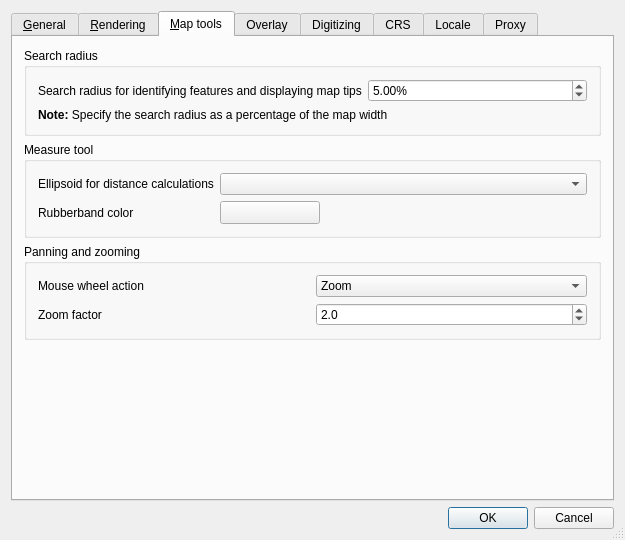
First picture: the form in qgis/src/ui/qgsoptionsbase.ui, repository sourcepole/qgis, before the edit.
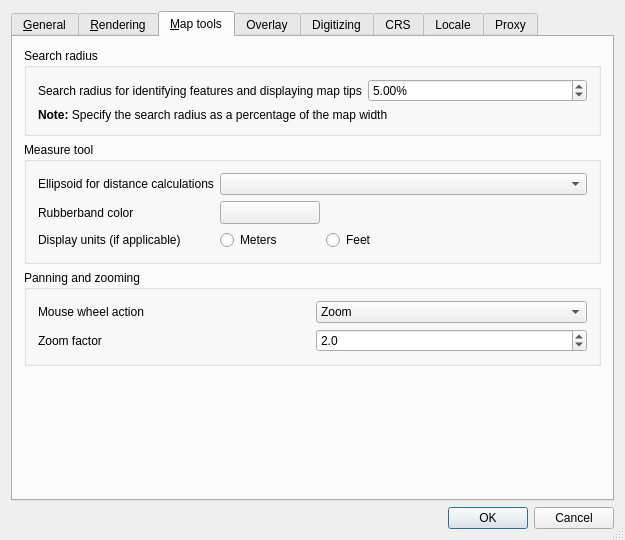
Second picture: the form after the edit. The open tabs and pages were chosen to show the change. Icons and pictures are not drawn. Custom widgets are drawn as their Qt base class.

Commit message: A stab at improving the measurement system. Added a new selector in Options for converting the result, and grayed out the layer units when OTFP is on. Should fix #1219, I hope.

The edit to the form file:
```diff
--- a/qgis/src/ui/qgsoptionsbase.ui
+++ b/qgis/src/ui/qgsoptionsbase.ui
@@ -476,6 +476,27 @@
             </property>
            </widget>
           </item>
+          <item row="2" column="0">
+           <widget class="QLabel" name="textLabel1_8">
+            <property name="text">
+             <string>Display units (if applicable)</string>
+            </property>
+           </widget>
+          </item>
+          <item row="2" column="1">
+           <widget class="QRadioButton" name="radMeters">
+            <property name="text">
+             <string>Meters</string>
+            </property>
+           </widget>
+          </item>
+          <item row="2" column="2">
+           <widget class="QRadioButton" name="radFeet">
+            <property name="text">
+             <string>Feet</string>
+            </property>
+           </widget>
+          </item>
          </layout>
         </widget>
        </item>
```
The commit also changes 7 other files.
